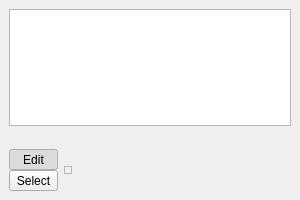
undisbeliever/untech-editor, file src/gui-qt/metasprite/metasprite/palettesdock.ui: the form before one commit.
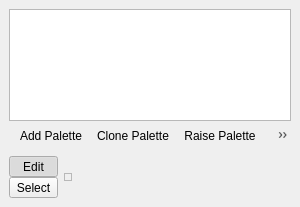
The form after the commit. Icons and pictures are not drawn.

Commit message: Move palette actions into PalettesDock class

Patch:
```diff
--- a/src/gui-qt/metasprite/metasprite/palettesdock.ui
+++ b/src/gui-qt/metasprite/metasprite/palettesdock.ui
@@ -7,7 +7,7 @@
     <x>0</x>
     <y>0</y>
     <width>300</width>
-    <height>200</height>
+    <height>207</height>
    </rect>
   </property>
   <property name="features">
@@ -60,6 +60,11 @@
       <property name="floatable">
        <bool>false</bool>
       </property>
+      <addaction name="action_Add"/>
+      <addaction name="action_Clone"/>
+      <addaction name="action_Raise"/>
+      <addaction name="action_Lower"/>
+      <addaction name="action_Remove"/>
      </widget>
     </item>
     <item>
@@ -165,6 +170,51 @@
     </item>
    </layout>
   </widget>
+  <action name="action_Add">
+   <property name="icon">
+    <iconset resource="../../../../resources/resources.qrc">
+     <normaloff>:/icons/add.svg</normaloff>:/icons/add.svg</iconset>
+   </property>
+   <property name="text">
+    <string>Add Palette</string>
+   </property>
+  </action>
+  <action name="action_Clone">
+   <property name="icon">
+    <iconset resource="../../../../resources/resources.qrc">
+     <normaloff>:/icons/clone.svg</normaloff>:/icons/clone.svg</iconset>
+   </property>
+   <property name="text">
+    <string>Clone Palette</string>
+   </property>
+  </action>
+  <action name="action_Raise">
+   <property name="icon">
+    <iconset resource="../../../../resources/resources.qrc">
+     <normaloff>:/icons/raise.svg</normaloff>:/icons/raise.svg</iconset>
+   </property>
+   <property name="text">
+    <string>Raise Palette</string>
+   </property>
+  </action>
+  <action name="action_Lower">
+   <property name="icon">
+    <iconset resource="../../../../resources/resources.qrc">
+     <normaloff>:/icons/lower.svg</normaloff>:/icons/lower.svg</iconset>
+   </property>
+   <property name="text">
+    <string>Lower Palette</string>
+   </property>
+  </action>
+  <action name="action_Remove">
+   <property name="icon">
+    <iconset resource="../../../../resources/resources.qrc">
+     <normaloff>:/icons/remove.svg</normaloff>:/icons/remove.svg</iconset>
+   </property>
+   <property name="text">
+    <string>Remove Palette</string>
+   </property>
+  </action>
  </widget>
  <resources/>
  <connections/>
```
Left out of the diff: 4 changed lines with no effect on the pictures. The commit also changes 5 other files.
